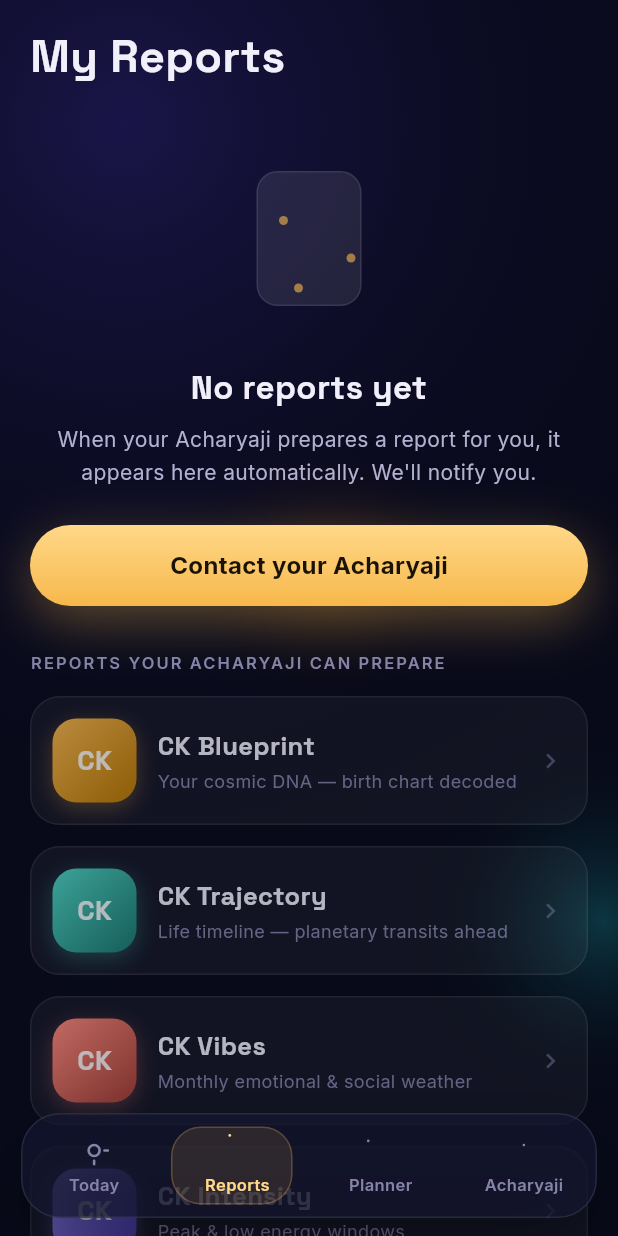
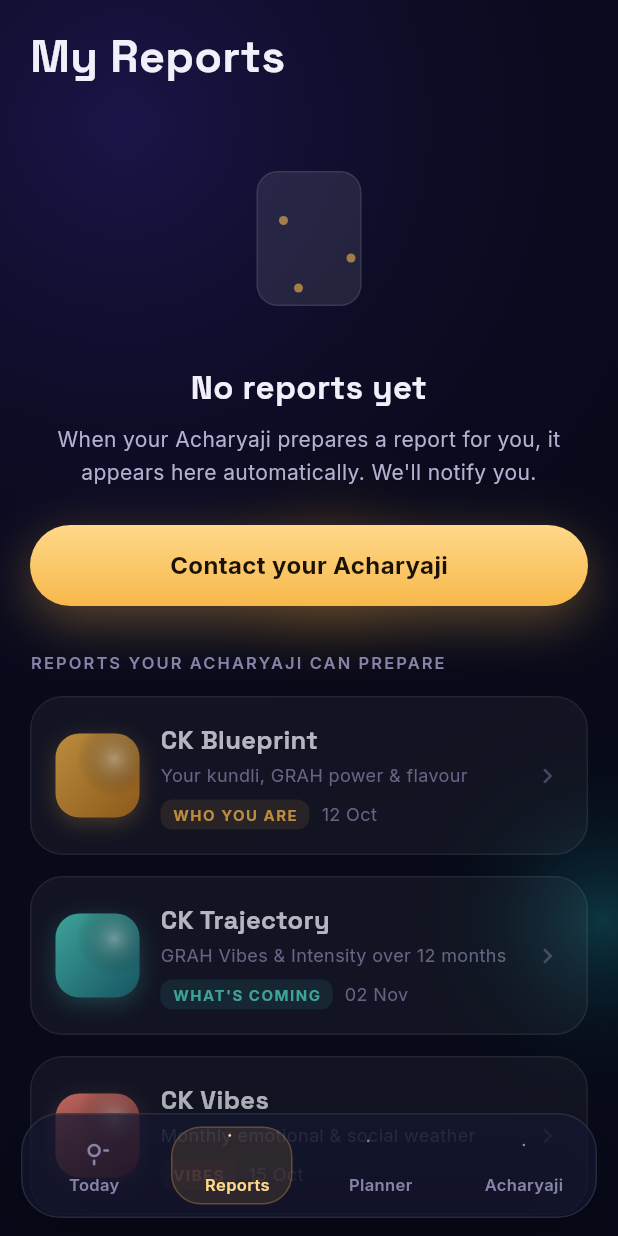
Before and after one commit to digitalcosmo/myacharyaji-app, a Flutter app: the HomeScreen screen opened by its route, item 2 of the bottom bar chosen, on a phone screen of 412 x 824 dp. Run offline on Flutter 3.47's test engine with Material 3 defaults, Android fonts, the phone set to English and light mode, and no system bars; our stand-ins replace dio, get, google_fonts, shared_preferences; accounts and stored records are empty; network calls fail.

Commit message:
Match Reports tab to prototype, fix GetX error on Home tab
Reports tab:
- Add NEW banner card with sun→vio gradient (matches prototype)
- Add colored tag badges (WHO YOU ARE, WHAT'S COMING, PLANNER) to report cards
- Add date labels to each report card
- Add radial highlight overlay on gradient art thumbnails
- Update report descriptions to match prototype text
- Increase card border-radius to 22px (prototype match)

Home tab:
- Fix GetX "improper use" error by reading reactive .value fields
  directly inside Obx instead of through computed getter
- Read career/finance/health/social/love .value explicitly so GetX
  properly tracks dependency changes

Acharyaji tab:
- Add acharyaji code + logout card (matches prototype)
- Load acharyajiCode from UserData in InfoController

Co-Authored-By: Claude Opus 4.6 <noreply@anthropic.com>
Claude-Session: https://claude.ai/code/session_01RxWtFf8PNDCWyNi53h3dJ1

```diff
--- a/lib/controllers/info_controller.dart
+++ b/lib/controllers/info_controller.dart
@@ -21,6 +21,7 @@ class InfoController extends GetxController {
   final consultantEmail = ''.obs;
   final consultantDescription = ''.obs;
   final consultantIcon = ''.obs;
+  final acharyajiCode = ''.obs;
 
   Future<void> loadGuidelines() async {
     try {
@@ -55,6 +56,7 @@ class InfoController extends GetxController {
     try {
       isLoading.value = true;
       final appId = await UserData.getAppId();
+      acharyajiCode.value = appId;
       final result = await _repo.getConsultantDetails(appId);
       isLoading.value = false;
       if (result['status'] == true) {
--- a/lib/features/reports/views/reports_tab.dart
+++ b/lib/features/reports/views/reports_tab.dart
@@ -28,16 +28,11 @@ class ReportsTab extends StatelessWidget {
             Row(
               children: [
                 Expanded(
-                  child: Column(
-                    crossAxisAlignment: CrossAxisAlignment.start,
-                    children: [
-                      Text('My Reports',
-                          style: GoogleFonts.spaceGrotesk(
-                              fontSize: 30,
-                              fontWeight: FontWeight.w700,
-                              color: AppColors.tx)),
-                    ],
-                  ),
+                  child: Text('My Reports',
+                      style: GoogleFonts.spaceGrotesk(
+                          fontSize: 30,
+                          fontWeight: FontWeight.w700,
+                          color: AppColors.tx)),
                 ),
                 Text('${rc.reportList.length} reports',
                     style: GoogleFonts.inter(
@@ -66,13 +61,9 @@ class ReportsTab extends StatelessWidget {
                             const EdgeInsets.symmetric(horizontal: 15),
                         decoration: BoxDecoration(
                           borderRadius: BorderRadius.circular(18),
-                          color: sel
-                              ? AppColors.tx
-                              : AppColors.card,
+                          color: sel ? AppColors.tx : AppColors.card,
                           border: Border.all(
-                              color: sel
-                                  ? AppColors.tx
-                                  : AppColors.line),
+                              color: sel ? AppColors.tx : AppColors.line),
                         ),
                         child: Center(
                           child: Text(
@@ -94,7 +85,11 @@ class ReportsTab extends StatelessWidget {
               const SizedBox(height: 20),
             ],
 
-            // Report cards with gradient art thumbnails
+            // ── NEW banner card ──
+            _NewBannerCard(),
+            const SizedBox(height: 14),
+
+            // Report cards
             ..._reportTypes.map((rt) => _ReportCard(rt: rt)),
           ],
         );
@@ -103,36 +98,96 @@ class ReportsTab extends StatelessWidget {
   }
 }
 
+// ── NEW Banner Card (gradient highlight for latest report) ──
+class _NewBannerCard extends StatelessWidget {
+  @override
+  Widget build(BuildContext context) {
+    return Container(
+      padding: const EdgeInsets.all(16),
+      decoration: BoxDecoration(
+        borderRadius: BorderRadius.circular(22),
+        gradient: const LinearGradient(
+          begin: Alignment.topLeft,
+          end: Alignment.bottomRight,
+          colors: [
+            Color(0x38F7B84B), // rgba(247,184,75,.22)
+            Color(0x1F9D8DFF), // rgba(157,141,255,.12)
+          ],
+        ),
+        border: Border.all(
+          color: const Color(0x59F7B84B), // rgba(247,184,75,.35)
+        ),
+      ),
+      child: Row(
+        children: [
+          Text('NEW',
+              style: GoogleFonts.spaceGrotesk(
+                  fontSize: 36,
+                  fontWeight: FontWeight.w700,
+                  color: AppColors.sun2)),
+          const SizedBox(width: 14),
+          Expanded(
+            child: Column(
+              crossAxisAlignment: CrossAxisAlignment.start,
+              children: [
+                Text('CK Trajectory is ready',
+                    style: GoogleFonts.inter(
+                        fontSize: 14,
+                        fontWeight: FontWeight.w700,
+                        color: AppColors.tx)),
+                const SizedBox(height: 2),
+                Text('Delivered by your Acharyaji on 02 Nov',
+                    style:
+                        GoogleFonts.inter(fontSize: 12, color: AppColors.tx3)),
+              ],
+            ),
+          ),
+        ],
+      ),
+    );
+  }
+}
+
 final _reportTypes = [
   {
     'key': 'blueprint',
     'title': 'CK Blueprint',
-    'sub': 'Your cosmic DNA — birth chart decoded',
-    'gradient': [const Color(0xFFF7B84B), const Color(0xFFB97800)],
+    'sub': 'Your kundli, GRAH power & flavour',
+    'gradient': [const Color(0xFFF7B84B), const Color(0xFFB9741A)],
+    'tag': 'Who you are',
+    'date': '12 Oct',
   },
   {
     'key': 'trajectory',
     'title': 'CK Trajectory',
-    'sub': 'Life timeline — planetary transits ahead',
-    'gradient': [const Color(0xFF4FD6C4), const Color(0xFF1A7A6E)],
+    'sub': 'GRAH Vibes & Intensity over 12 months',
+    'gradient': [const Color(0xFF4FD6C4), const Color(0xFF1C6E7A)],
+    'tag': "What's coming",
+    'date': '02 Nov',
   },
   {
     'key': 'vibes',
     'title': 'CK Vibes',
     'sub': 'Monthly emotional & social weather',
     'gradient': [const Color(0xFFFF8A7A), const Color(0xFFA84035)],
+    'tag': 'Vibes',
+    'date': '15 Oct',
   },
   {
     'key': 'intensity',
     'title': 'CK Intensity',
     'sub': 'Peak & low energy windows',
     'gradient': [const Color(0xFF9D8DFF), const Color(0xFF4B3BB8)],
+    'tag': 'Intensity',
+    'date': '15 Oct',
   },
   {
     'key': 'planner',
     'title': 'CK Planner',
     'sub': 'Daily Sentiments & Situations; Plus & Max add 5D',
     'gradient': [const Color(0xFF9D8DFF), const Color(0xFF4B3BB8)],
+    'tag': 'Planner',
+    'date': '01 Nov',
   },
 ];
 
@@ -144,20 +199,22 @@ class _ReportCard extends StatelessWidget {
   Widget build(BuildContext context) {
     final key = rt['key'] as String;
     final colors = rt['gradient'] as List<Color>;
+    final tag = rt['tag'] as String;
+    final date = rt['date'] as String;
 
     return GestureDetector(
       onTap: () => Get.toNamed('/report-reader', arguments: {'type': key}),
       child: Container(
         margin: const EdgeInsets.only(bottom: 14),
-        padding: const EdgeInsets.all(14),
+        padding: const EdgeInsets.all(16),
         decoration: BoxDecoration(
-          borderRadius: BorderRadius.circular(20),
+          borderRadius: BorderRadius.circular(22),
           color: AppColors.card,
           border: Border.all(color: AppColors.line),
         ),
         child: Row(
           children: [
-            // Gradient art thumbnail
+            // Gradient art thumbnail with highlight overlay
             Container(
               width: 56,
               height: 56,
@@ -176,13 +233,27 @@ class _ReportCard extends StatelessWidget {
                   ),
                 ],
               ),
-              child: Center(
-                child: Text(
-                  'CK',
-                  style: GoogleFonts.spaceGrotesk(
-                      fontSize: 18,
-                      fontWeight: FontWeight.w700,
-                      color: Colors.white.withValues(alpha: 0.9)),
+              child: ClipRRect(
+                borderRadius: BorderRadius.circular(16),
+                child: Stack(
+                  children: [
+                    // Radial highlight (matches prototype .art::after)
+                    Positioned.fill(
+                      child: DecoratedBox(
+                        decoration: BoxDecoration(
+                          gradient: RadialGradient(
+                            center: const Alignment(0.4, -0.4),
+                            radius: 0.9,
+                            colors: [
+                              Colors.white.withValues(alpha: 0.45),
+                              Colors.transparent,
+                            ],
+                            stops: const [0.0, 0.5],
+                          ),
+                        ),
+                      ),
+                    ),
+                  ],
                 ),
               ),
             ),
@@ -200,6 +271,30 @@ class _ReportCard extends StatelessWidget {
                   Text(rt['sub'] as String,
                       style: GoogleFonts.inter(
                           fontSize: 12, color: AppColors.tx3)),
+                  const SizedBox(height: 8),
+                  // Tag + date row
+                  Row(
+                    children: [
+                      Container(
+                        padding: const EdgeInsets.symmetric(
+                            horizontal: 8, vertical: 3),
+                        decoration: BoxDecoration(
+                          borderRadius: BorderRadius.circular(8),
+                          color: colors[0].withValues(alpha: 0.13),
+                        ),
+                        child: Text(tag.toUpperCase(),
+                            style: GoogleFonts.inter(
+                                fontSize: 10,
+                                fontWeight: FontWeight.w700,
+                                letterSpacing: 1,
+                                color: colors[0])),
+                      ),
+                      const SizedBox(width: 8),
+                      Text(date,
+                          style: GoogleFonts.inter(
+                              fontSize: 12, color: AppColors.tx3)),
+                    ],
+                  ),
                 ],
               ),
             ),
```
Also changed, not shown: lib/features/home/views/acharyaji_tab.dart (+37 -1 lines), lib/features/home/views/home_tab.dart (+19 -5 lines).
